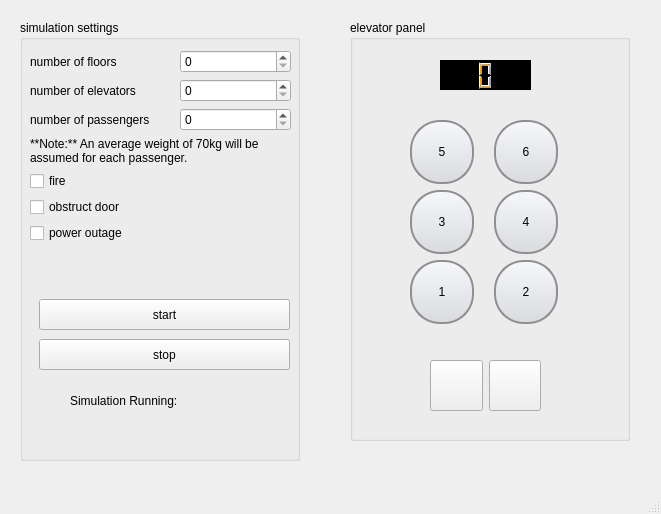
This is assignment-03/mainwindow.ui in vidun-jay/comp3004 as Qt 5 draws it before an edit. The edited form follows.
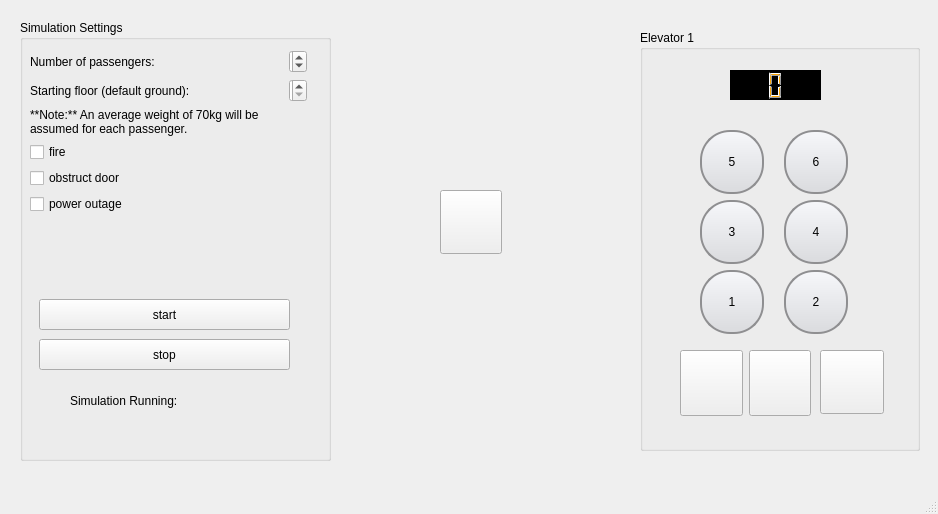
This is the edited form. Icons and pictures are not drawn.

The edit to the form file:
```diff
--- a/assignment-03/mainwindow.ui
+++ b/assignment-03/mainwindow.ui
@@ -6,7 +6,7 @@
    <rect>
     <x>0</x>
     <y>0</y>
-    <width>661</width>
+    <width>938</width>
     <height>514</height>
    </rect>
   </property>
@@ -22,20 +22,20 @@
      <rect>
       <x>20</x>
       <y>20</y>
-      <width>280</width>
+      <width>311</width>
       <height>441</height>
      </rect>
     </property>
     <property name="title">
-     <string>simulation settings</string>
+     <string>Simulation Settings</string>
     </property>
     <widget class="QWidget" name="formLayoutWidget">
      <property name="geometry">
       <rect>
        <x>10</x>
        <y>30</y>
-       <width>261</width>
-       <height>237</height>
+       <width>277</width>
+       <height>241</height>
       </rect>
      </property>
      <layout class="QFormLayout" name="formLayout">
@@ -43,36 +43,27 @@
        <number>30</number>
       </property>
       <item row="0" column="0">
-       <widget class="QLabel" name="label_2">
-        <property name="text">
-         <string>number of floors</string>
-        </property>
-       </widget>
-      </item>
-      <item row="0" column="1">
-       <widget class="QSpinBox" name="spinBox"/>
-      </item>
-      <item row="1" column="0">
-       <widget class="QLabel" name="label_3">
-        <property name="text">
-         <string>number of elevators</string>
-        </property>
-       </widget>
-      </item>
-      <item row="1" column="1">
-       <widget class="QSpinBox" name="spinBox_2"/>
-      </item>
-      <item row="3" column="0">
        <widget class="QLabel" name="label_4">
         <property name="text">
-         <string>number of passengers</string>
+         <string>Number of passengers:</string>
         </property>
        </widget>
       </item>
-      <item row="3" column="1">
-       <widget class="QSpinBox" name="load"/>
+      <item row="0" column="1">
+       <widget class="QSpinBox" name="load">
+        <property name="value">
+         <number>1</number>
+        </property>
+       </widget>
       </item>
-      <item row="4" column="0" colspan="2">
+      <item row="1" column="0">
+       <widget class="QLabel" name="label_6">
+        <property name="text">
+         <string>Starting floor (default ground):</string>
+        </property>
+       </widget>
+      </item>
+      <item row="2" column="0">
        <widget class="QLabel" name="label_5">
         <property name="text">
          <string>**Note:** An average weight of 70kg will be assumed for each passenger.</string>
@@ -85,27 +76,40 @@
         </property>
        </widget>
       </item>
-      <item row="5" column="0">
+      <item row="3" column="0">
        <widget class="QCheckBox" name="fire_check">
         <property name="text">
          <string>fire</string>
         </property>
        </widget>
       </item>
-      <item row="6" column="0">
+      <item row="4" column="0">
        <widget class="QCheckBox" name="obstructed_check">
         <property name="text">
          <string>obstruct door</string>
         </property>
        </widget>
       </item>
-      <item row="7" column="0">
+      <item row="5" column="0">
        <widget class="QCheckBox" name="power_outage">
         <property name="text">
          <string>power outage</string>
         </property>
        </widget>
       </item>
+      <item row="1" column="1">
+       <widget class="QSpinBox" name="curr_floor">
+        <property name="minimum">
+         <number>1</number>
+        </property>
+        <property name="maximum">
+         <number>6</number>
+        </property>
+        <property name="value">
+         <number>1</number>
+        </property>
+       </widget>
+      </item>
      </layout>
     </widget>
     <widget class="QPushButton" name="start">
@@ -167,14 +171,14 @@
    <widget class="QGroupBox" name="groupBox_2">
     <property name="geometry">
      <rect>
-      <x>350</x>
-      <y>20</y>
+      <x>640</x>
+      <y>30</y>
       <width>280</width>
       <height>421</height>
      </rect>
     </property>
     <property name="title">
-     <string>elevator panel</string>
+     <string>Elevator 1</string>
     </property>
     <widget class="QLCDNumber" name="lcdNumber">
      <property name="geometry">
@@ -205,7 +209,7 @@
        <x>60</x>
        <y>100</y>
        <width>191</width>
-       <height>276</height>
+       <height>284</height>
       </rect>
      </property>
      <layout class="QFormLayout" name="formLayout_3">
@@ -379,10 +383,10 @@
     <widget class="QWidget" name="horizontalLayoutWidget">
      <property name="geometry">
       <rect>
-       <x>80</x>
-       <y>340</y>
-       <width>111</width>
-       <height>51</height>
+       <x>40</x>
+       <y>320</y>
+       <width>131</width>
+       <height>66</height>
       </rect>
      </property>
      <layout class="QHBoxLayout" name="horizontalLayout">
@@ -438,6 +442,55 @@
       </item>
      </layout>
     </widget>
+    <widget class="QPushButton" name="help">
+     <property name="geometry">
+      <rect>
+       <x>180</x>
+       <y>320</y>
+       <width>64</width>
+       <height>64</height>
+      </rect>
+     </property>
+     <property name="styleSheet">
+      <string notr="true">QPushButton {
+    border-image: url(:/images/help.png);
+}</string>
+     </property>
+     <property name="text">
+      <string/>
+     </property>
+    </widget>
+   </widget>
+   <widget class="QPushButton" name="request_elevator">
+    <property name="geometry">
+     <rect>
+      <x>440</x>
+      <y>190</y>
+      <width>62</width>
+      <height>64</height>
+     </rect>
+    </property>
+    <property name="sizePolicy">
+     <sizepolicy hsizetype="Minimum" vsizetype="Ignored">
+      <horstretch>0</horstretch>
+      <verstretch>0</verstretch>
+     </sizepolicy>
+    </property>
+    <property name="styleSheet">
+     <string notr="true">/* Default state (not pressed) */
+QPushButton {
+    border-image: url(:/images/request-elevator.png);
+}
+
+/* When the button is pressed */
+QPushButton:pressed {
+    border-image: url(:/images/request-elevator-pushed.png);
+}
+</string>
+    </property>
+    <property name="text">
+     <string/>
+    </property>
    </widget>
   </widget>
   <widget class="QMenuBar" name="menubar">
```
Left out of the diff: 8 changed lines with no effect on the pictures.
